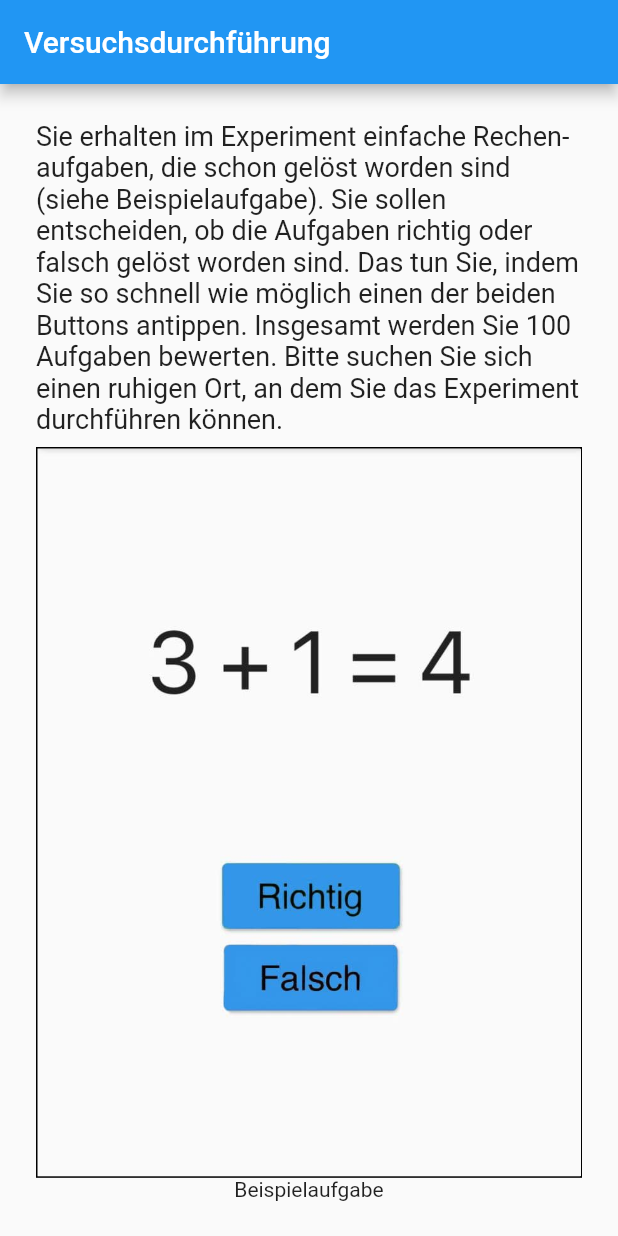
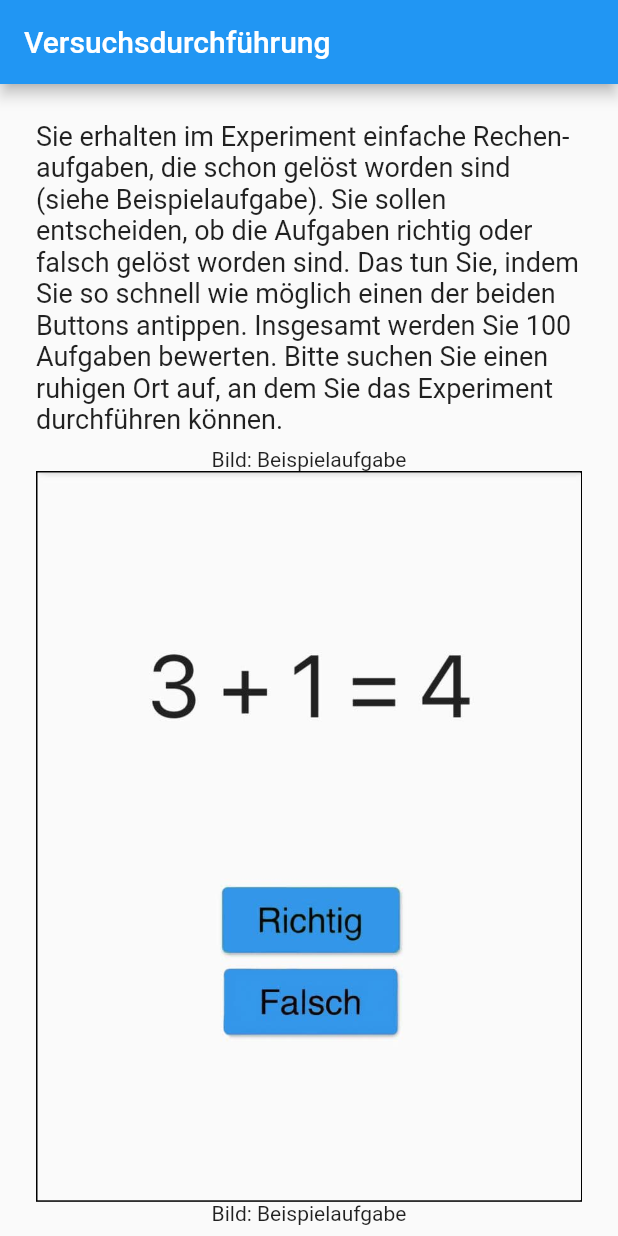
Before and after one commit to arlu0001/mef, a Flutter app: the TrialExampleScreen screen opened directly, on a phone screen of 412 x 824 dp. Run offline on Flutter 3.47's test engine with Material 2 defaults, Android fonts, the phone set to English and light mode, and no system bars; missing offline and left inert: universal_html.

Commit message:
Add text to make clear, that example exercise is an image

```diff
--- a/app/lib/info_screens/trial_example_screen.dart
+++ b/app/lib/info_screens/trial_example_screen.dart
@@ -18,9 +18,13 @@ class TrialExampleScreen extends StatelessWidget {
             children: [
               CustomText(
                   text:
-                      'Sie erhalten im Experiment einfache Rechen-\naufgaben, die schon gelöst worden sind (siehe Beispielaufgabe). Sie sollen entscheiden, ob die Aufgaben richtig oder falsch gelöst worden sind. Das tun Sie, indem Sie so schnell wie möglich einen der beiden Buttons antippen. Insgesamt werden Sie 100 Aufgaben bewerten. Bitte suchen Sie sich einen ruhigen Ort, an dem Sie das Experiment durchführen können.'),
+                      'Sie erhalten im Experiment einfache Rechen-\naufgaben, die schon gelöst worden sind (siehe Beispielaufgabe). Sie sollen entscheiden, ob die Aufgaben richtig oder falsch gelöst worden sind. Das tun Sie, indem Sie so schnell wie möglich einen der beiden Buttons antippen. Insgesamt werden Sie 100 Aufgaben bewerten. Bitte suchen Sie einen ruhigen Ort auf, an dem Sie das Experiment durchführen können.'),
               SizedBox(
                 height: 8,
+              ),
+              Text(
+                'Bild: Beispielaufgabe',
+                textAlign: TextAlign.center,
               ),
               Container(
                 decoration: BoxDecoration(
@@ -31,7 +35,7 @@ class TrialExampleScreen extends StatelessWidget {
                 child: Image.asset('assets/images/trial_example_blue.jpg'),
               ),
               Text(
-                'Beispielaufgabe',
+                'Bild: Beispielaufgabe',
                 textAlign: TextAlign.center,
               ),
               SizedBox(
```
